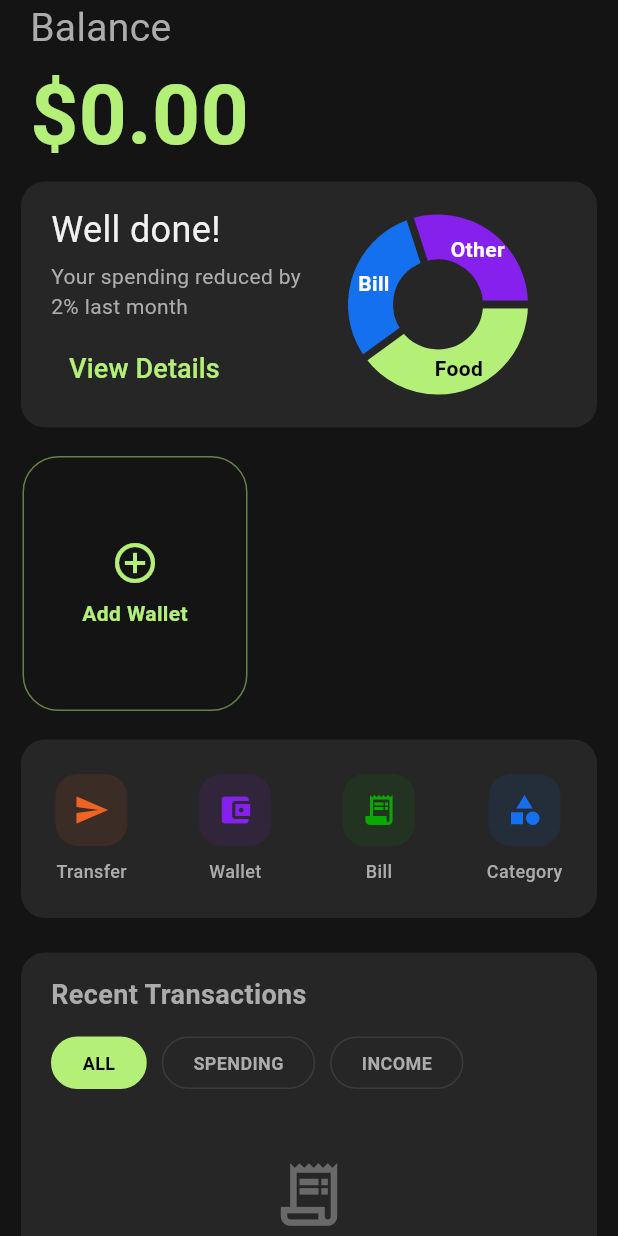
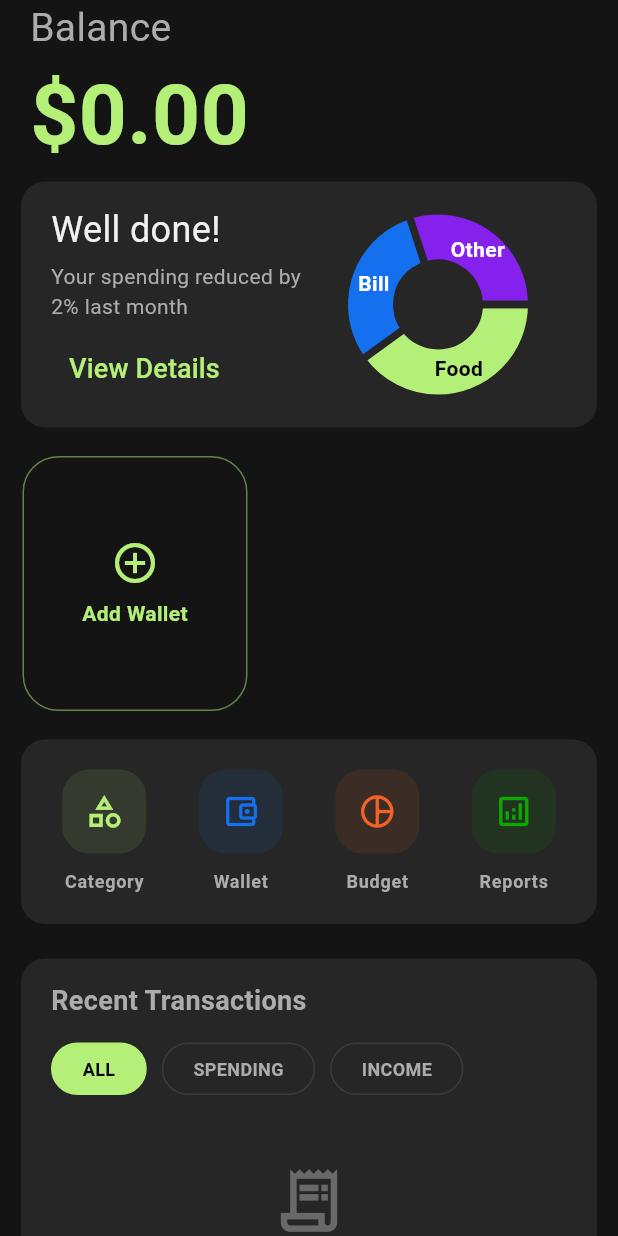
Before and after one commit to Mufid-031/Finance-Management, a Flutter app: the HomePage screen opened directly, on a phone screen of 412 x 824 dp. Run offline on Flutter 3.47's test engine with Material 3 defaults, Android fonts, the phone set to English and light mode, and no system bars; drawn by our look-alikes of fl_chart; our stand-ins replace cloud_firestore, firebase_auth, firebase_core, flutter_riverpod, go_router; accounts and stored records are empty; network calls fail.

Commit message:
New feture budget

```diff
--- a/lib/app/presentation/pages/main_page.dart
+++ b/lib/app/presentation/pages/main_page.dart
@@ -304,6 +304,7 @@ class _MainPageState extends ConsumerState<MainPage> {
                                       onSelected: (selected) => setModalState(
                                         () => selectedWalletId = w.id,
                                       ),
+                                      selectedColor: AppColors.main,
                                     ),
                                   ),
                                 )
--- /dev/null
+++ b/lib/features/budget/application/budget_service.dart
@@ -0,0 +1,15 @@
+import 'package:finance_management/features/budget/data/repository/budget_repository.dart';
+import 'package:finance_management/features/budget/domain/budget.dart';
+
+class BudgetService {
+  final BudgetRepository repository;
+  BudgetService(this.repository);
+
+  Stream<List<Budget>> getBudgets(String userId) =>
+      repository.watchBudgets(userId);
+  Future<void> createOrUpdateBudget(Budget budget) =>
+      repository.setBudget(budget);
+
+  Future<void> deleteBudget(String budgetId) =>
+      repository.deleteBudget(budgetId);
+}
--- /dev/null
+++ b/lib/features/budget/data/repository/budget_repository.dart
@@ -0,0 +1,7 @@
+import 'package:finance_management/features/budget/domain/budget.dart';
+
+abstract class BudgetRepository {
+  Stream<List<Budget>> watchBudgets(String userId);
+  Future<void> setBudget(Budget budget);
+  Future<void> deleteBudget(String budgetId);
+}
--- /dev/null
+++ b/lib/features/budget/data/repository/budget_repository_impl.dart
@@ -0,0 +1,42 @@
+import 'package:finance_management/features/budget/data/datasource/budget_firestore_datasource.dart';
+import 'package:finance_management/features/budget/data/repository/budget_repository.dart';
+import 'package:finance_management/features/budget/domain/budget.dart';
+import 'package:finance_management/features/budget/data/dto/budget_dto.dart';
+
+class BudgetRepositoryImpl implements BudgetRepository {
+  final BudgetFirestoreDatasource datasource;
+  BudgetRepositoryImpl(this.datasource);
+
+  @override
+  Stream<List<Budget>> watchBudgets(String userId) {
+    return datasource
+        .watchBudgets(userId)
+        .map(
+          (list) => list
+              .map((m) => BudgetDTO.fromMap(m['id'], m).toDomain())
+              .toList(),
+        );
+  }
+
+  @override
+  Future<void> setBudget(Budget budget) async {
+    final dto = BudgetDTO(
+      id: budget.id,
+      categoryId: budget.categoryId,
+      userId: budget.userId,
+      limitAmount: budget.limitAmount,
+      startDate: budget.startDate,
+      endDate: budget.endDate,
+    );
+    await datasource.saveBudget(
+      budget.userId,
+      dto.toMap(),
+      id: budget.id.isEmpty ? null : budget.id,
+    );
+  }
+
+  @override
+  Future<void> deleteBudget(String budgetId) {
+    return datasource.deleteBudget(budgetId);
+  }
+}
--- a/lib/features/budget/domain/budget.dart
+++ b/lib/features/budget/domain/budget.dart
@@ -1,18 +1,17 @@
 class Budget {
   final String id;
+  final String categoryId;
   final String userId;
-  final String categoryId;
-
-  final double amount;
-  final int month;
-  final int year;
+  final double limitAmount;
+  final DateTime startDate;
+  final DateTime endDate;
 
   Budget({
     required this.id,
+    required this.categoryId,
     required this.userId,
-    required this.categoryId,
-    required this.amount,
-    required this.month,
-    required this.year,
+    required this.limitAmount,
+    required this.startDate,
+    required this.endDate,
   });
 }
--- a/lib/features/category/domain/category.dart
+++ b/lib/features/category/domain/category.dart
@@ -14,4 +14,18 @@ class Category {
     required this.icon,
     required this.type,
   });
+
+  Category copyWith({
+    String? id,
+    String? name,
+    IconData? icon,
+    CategoryType? type,
+  }) {
+    return Category(
+      id: id ?? this.id,
+      name: name ?? this.name,
+      icon: icon ?? this.icon,
+      type: type ?? this.type,
+    );
+  }
 }
--- a/lib/features/dashboard/presentation/widgets/quick_actions.dart
+++ b/lib/features/dashboard/presentation/widgets/quick_actions.dart
@@ -1,6 +1,6 @@
 import 'package:finance_management/core/theme/app_colors.dart';
 import 'package:flutter/material.dart';
-import 'package:go_router/go_router.dart'; // Pastikan import ini ada
+import 'package:go_router/go_router.dart';
 
 class QuickActions extends StatelessWidget {
   const QuickActions({super.key});
@@ -11,39 +11,39 @@ class QuickActions extends StatelessWidget {
       padding: const EdgeInsets.symmetric(horizontal: 10),
       child: Card(
         child: Padding(
-          padding: const EdgeInsets.all(15),
+          padding: const EdgeInsets.symmetric(vertical: 20, horizontal: 10),
           child: Row(
-            mainAxisAlignment: MainAxisAlignment.spaceBetween,
+            mainAxisAlignment: MainAxisAlignment.spaceAround, // Lebih merata
             children: [
               _actionIcon(
                 context,
-                Icons.send,
-                "Transfer",
-                AppColors.orange,
-                onTap: () =>
-                    context.push('/transfer'), // Sesuaikan path router Anda
+                Icons.category_outlined,
+                "Category",
+                AppColors.main, // Konsisten dengan brand color Anda
+                onTap: () => context.push('/categories'),
               ),
               _actionIcon(
                 context,
-                Icons.account_balance_wallet,
+                Icons.account_balance_wallet_outlined,
                 "Wallet",
-                AppColors.purple,
-                onTap: () =>
-                    context.push('/wallets'), // Link ke halaman Wallet baru
+                AppColors.blue,
+                onTap: () => context.push('/wallets'),
               ),
               _actionIcon(
                 context,
-                Icons.receipt_long,
-                "Bill",
-                AppColors.green,
-                onTap: () => context.push('/bills'),
+                Icons.pie_chart_outline_rounded,
+                "Budget",
+                AppColors.orange,
+                onTap: () => context.push(
+                  '/budgets',
+                ), // Pastikan path ini terdaftar di router
               ),
               _actionIcon(
                 context,
-                Icons.category,
-                "Category",
-                AppColors.blue,
-                onTap: () => context.push('/categories'), // Untuk menu tambahan
+                Icons.analytics_outlined, // Berubah dari Bill ke Analytics
+                "Reports",
+                AppColors.green,
+                onTap: () => context.push('/reports'),
               ),
             ],
           ),
@@ -59,30 +59,32 @@ class QuickActions extends StatelessWidget {
     Color color, {
     required VoidCallback onTap,
   }) {
-    return InkWell(
-      // Menggunakan InkWell agar ada efek "splash" saat diklik
+    return Column(
+      children: [
+        InkWell(
           onTap: onTap,
           borderRadius: BorderRadius.circular(15),
-      child: Padding(
-        padding: const EdgeInsets.all(8.0), // Area klik sedikit lebih luas
-        child: Column(
-          children: [
-            Container(
-              padding: const EdgeInsets.all(12),
+          child: Container(
+            padding: const EdgeInsets.all(
+              15,
+            ), // Ukuran touch target yang lebih baik
             decoration: BoxDecoration(
               color: color.withOpacity(0.1),
-                borderRadius: BorderRadius.circular(15),
+              borderRadius: BorderRadius.circular(18),
             ),
-              child: Icon(icon, color: color),
+            child: Icon(icon, color: color, size: 26),
           ),
-            const SizedBox(height: 8),
+        ),
+        const SizedBox(height: 10),
         Text(
           label,
-              style: const TextStyle(fontSize: 12, fontWeight: FontWeight.w500),
+          style: const TextStyle(
+            fontSize: 12,
+            fontWeight: FontWeight.w600,
+            letterSpacing: 0.5,
+          ),
         ),
       ],
-        ),
-      ),
     );
   }
 }
```
Also changed, not shown: lib/core/router/app_router.dart (+7 -2 lines), lib/features/budget/data/datasource/budget_firestore_datasource.dart (added, +37 -0 lines), lib/features/budget/data/dto/budget_dto.dart (added, +50 -0 lines), lib/features/budget/presentation/pages/budget_page.dart (added, +269 -0 lines), lib/features/budget/presentation/providers/budget_notifier.dart (added, +39 -0 lines), lib/features/budget/presentation/providers/budget_provider.dart (added, +32 -0 lines), lib/features/budget/presentation/providers/budget_state.dart (added, +12 -0 lines). Lines whose indentation alone changed are shown as unchanged.
